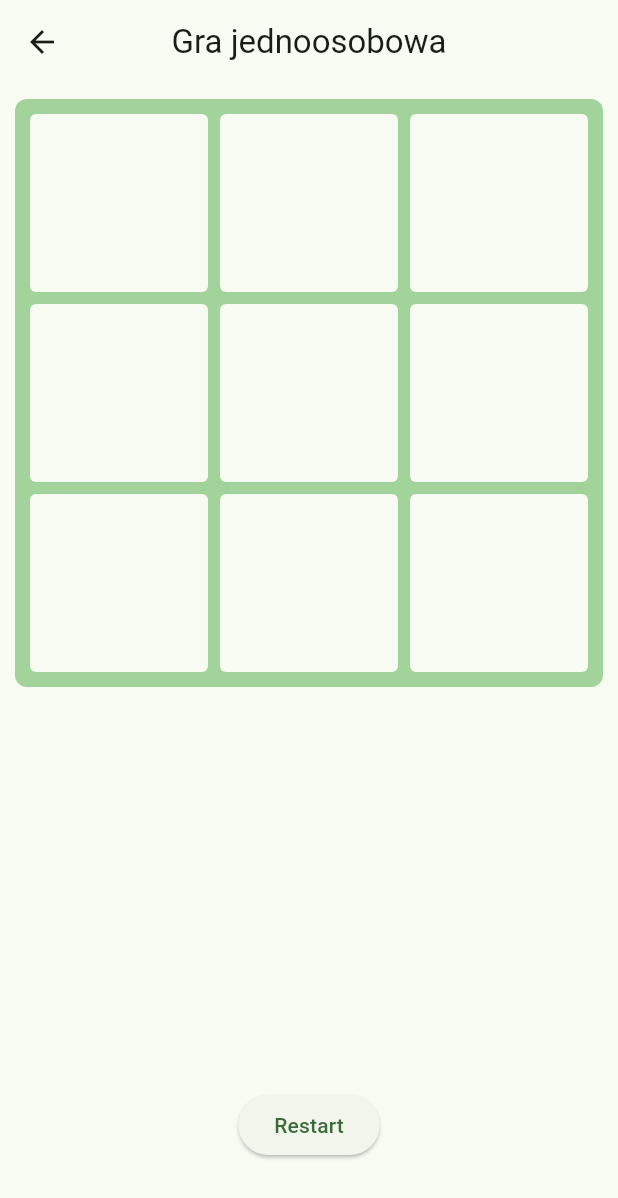
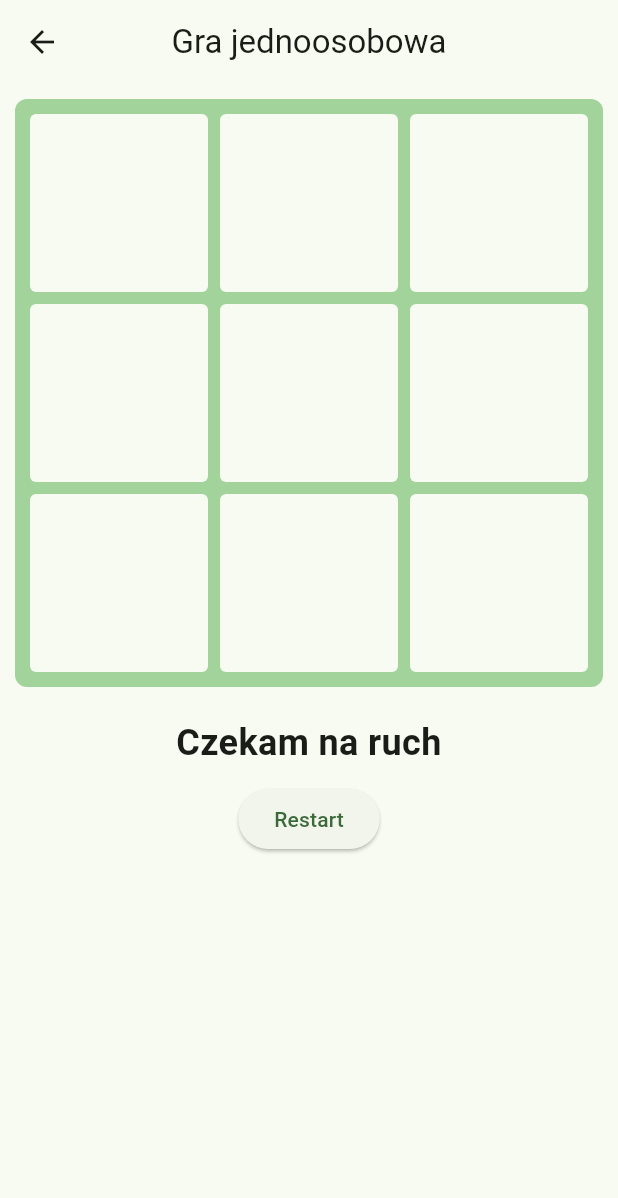
Before and after one commit to Skowoo/my_app, a Flutter app: the SingleGame screen opened directly, on a phone screen of 412 x 824 dp. Shown: the top 1198 px of the screen. Run offline on Flutter 3.47's test engine with Material 3 defaults, Android fonts, the phone set to English and light mode, and no system bars.

Commit message:
board widget extracted and game logic refactorized

```diff
--- a/lib/src/pages/single_game.dart
+++ b/lib/src/pages/single_game.dart
@@ -1,5 +1,6 @@
 import 'package:flutter/material.dart';
 import 'dart:math';
+import '../widgets/tic_tac_toe_board.dart';
 
 class SingleGame extends StatefulWidget {
   const SingleGame({super.key});
@@ -10,21 +11,38 @@ class SingleGame extends StatefulWidget {
 
 class SingleGameState extends State<SingleGame> {
   List<String> board = List.filled(9, '');
-  bool isX = true;
-  String? gameResult;
+  String gameStatus = 'Czekam na ruch';
+  bool isGameOver = false;
 
-  void handleCommand(int index) {
-    if (board[index].isEmpty && gameResult == null) {
+  void moveX(int index) {
+    if (board[index].isEmpty && !isGameOver) {
       setState(() {
         board[index] = 'X';
-        if (checkWin('X')) {
-          gameResult = 'Zwycięstwo!';
-        } else if (!board.contains('')) {
-          gameResult = 'Remis!';
-        } else {
-          makeAutoMove();
-        }
+        checkGameState('X');
       });
+    }
+  }
+
+  void moveO(int index) {
+    if (board[index].isEmpty && !isGameOver) {
+      setState(() {
+        board[index] = 'O';
+        checkGameState('O');
+      });
+    }
+  }
+
+  void checkGameState(String player) {
+    if (checkWin(player)) {
+      gameStatus = player == 'X' ? 'Wygrana!' : 'Porażka!';
+      isGameOver = true;
+    } else if (!board.contains('')) {
+      gameStatus = 'Remis!';
+      isGameOver = true;
+    } else {
+      gameStatus =
+          player == 'X' ? 'Czekaj na ruch przeciwnika' : 'Czekam na ruch';
+      if (player == 'X') makeAutoMove();
     }
   }
 
@@ -35,14 +53,7 @@ class SingleGameState extends State<SingleGame> {
     ];
     if (emptyIndexes.isNotEmpty) {
       int move = emptyIndexes[Random().nextInt(emptyIndexes.length)];
-      setState(() {
-        board[move] = 'O';
-        if (checkWin('O')) {
-          gameResult = 'Porażka!';
-        } else if (!board.contains('')) {
-          gameResult = 'Remis!';
-        }
-      });
+      moveO(move);
     }
   }
 
@@ -65,94 +76,30 @@ class SingleGameState extends State<SingleGame> {
   void restartGame() {
     setState(() {
       board = List.filled(9, '');
-      gameResult = null;
+      gameStatus = 'Czekam na ruch';
+      isGameOver = false;
     });
   }
 
   @override
   Widget build(BuildContext context) {
-    var theme = Theme.of(context);
-
     return Scaffold(
-      backgroundColor: theme.colorScheme.surface,
       appBar: AppBar(title: const Text('Gra jednoosobowa'), centerTitle: true),
       body: Column(
         children: [
-          drawGameField(theme),
-          drawReultInfoBar(),
+          TicTacToeBoard(board: board, onMove: moveX),
+          Padding(
+            padding: const EdgeInsets.all(10),
+            child: Text(
+              gameStatus,
+              style: const TextStyle(fontSize: 24, fontWeight: FontWeight.bold),
+              textAlign: TextAlign.center,
+            ),
+          ),
           ElevatedButton(onPressed: restartGame, child: const Text('Restart')),
-          SizedBox(height: 50),
+          const SizedBox(height: 50),
         ],
       ),
     );
   }
-
-  Expanded drawReultInfoBar() {
-    return Expanded(
-      child: Center(
-        child: Padding(
-          padding: const EdgeInsets.all(10),
-          child: Text(
-            gameResult ?? '',
-            style: const TextStyle(fontSize: 24, fontWeight: FontWeight.bold),
-            textAlign: TextAlign.center,
-          ),
-        ),
-      ),
-    );
-  }
-
-  Padding gameResultInfoBar() {
-    return Padding(
-      padding: const EdgeInsets.all(10),
-      child: Text(
-        gameResult ?? '',
-        style: const TextStyle(fontSize: 24, fontWeight: FontWeight.bold),
-        textAlign: TextAlign.center,
-      ),
-    );
-  }
-
-  Container drawGameField(ThemeData theme) {
-    return Container(
-      margin: const EdgeInsets.all(10),
-      padding: const EdgeInsets.all(10),
-      decoration: BoxDecoration(
-        color: theme.colorScheme.inversePrimary,
-        borderRadius: BorderRadius.circular(8),
-      ),
-      child: AspectRatio(
-        aspectRatio: 1,
-        child: GridView.builder(
-          gridDelegate: const SliverGridDelegateWithFixedCrossAxisCount(
-            crossAxisCount: 3,
-            mainAxisSpacing: 8,
-            crossAxisSpacing: 8,
-          ),
-          physics: const NeverScrollableScrollPhysics(),
-          itemCount: 9,
-          itemBuilder: (context, index) {
-            return GestureDetector(
-              onTap: () => handleCommand(index),
-              child: Container(
-                decoration: BoxDecoration(
-                  color: theme.colorScheme.surface,
-                  borderRadius: BorderRadius.circular(4),
-                ),
-                child: Center(
-                  child: Text(
-                    board[index],
-                    style: const TextStyle(
-                      fontSize: 40,
-                      fontWeight: FontWeight.bold,
-                    ),
-                  ),
-                ),
-              ),
-            );
-          },
-        ),
-      ),
-    );
-  }
 }
--- /dev/null
+++ b/lib/src/widgets/tic_tac_toe_board.dart
@@ -0,0 +1,54 @@
+import 'package:flutter/material.dart';
+
+class TicTacToeBoard extends StatelessWidget {
+  final List<String> board;
+  final Function(int) onMove;
+
+  const TicTacToeBoard({super.key, required this.board, required this.onMove});
+
+  @override
+  Widget build(BuildContext context) {
+    var theme = Theme.of(context);
+
+    return Container(
+      margin: const EdgeInsets.all(10),
+      padding: const EdgeInsets.all(10),
+      decoration: BoxDecoration(
+        color: theme.colorScheme.inversePrimary,
+        borderRadius: BorderRadius.circular(8),
+      ),
+      child: AspectRatio(
+        aspectRatio: 1,
+        child: GridView.builder(
+          gridDelegate: const SliverGridDelegateWithFixedCrossAxisCount(
+            crossAxisCount: 3,
+            mainAxisSpacing: 8,
+            crossAxisSpacing: 8,
+          ),
+          physics: const NeverScrollableScrollPhysics(),
+          itemCount: 9,
+          itemBuilder: (context, index) {
+            return GestureDetector(
+              onTap: () => onMove(index),
+              child: Container(
+                decoration: BoxDecoration(
+                  color: theme.colorScheme.surface,
+                  borderRadius: BorderRadius.circular(4),
+                ),
+                child: Center(
+                  child: Text(
+                    board[index],
+                    style: const TextStyle(
+                      fontSize: 40,
+                      fontWeight: FontWeight.bold,
+                    ),
+                  ),
+                ),
+              ),
+            );
+          },
+        ),
+      ),
+    );
+  }
+}
```
